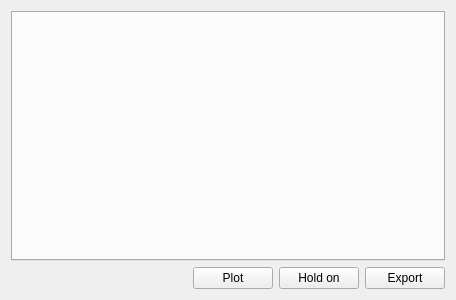
Qt form plots.ui (Gahemo0306/SHEN_ACTUALIZADO) before a commit.
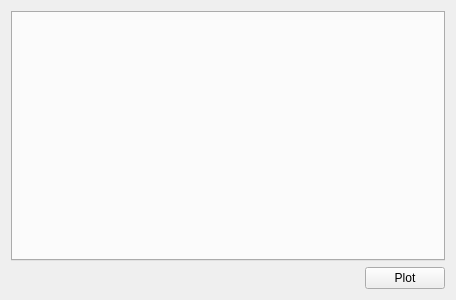
The same form after that commit.

Patch:
```diff
--- a/plots.ui
+++ b/plots.ui
@@ -29,20 +29,6 @@
    </item>
    <item row="1" column="0">
     <layout class="QGridLayout" name="gridLayout">
-     <item row="0" column="2">
-      <widget class="QPushButton" name="pushButton_2">
-       <property name="text">
-        <string>Hold on</string>
-       </property>
-      </widget>
-     </item>
-     <item row="0" column="1">
-      <widget class="QPushButton" name="pushButton">
-       <property name="text">
-        <string>Plot</string>
-       </property>
-      </widget>
-     </item>
      <item row="0" column="0">
       <spacer name="horizontalSpacer">
        <property name="orientation">
@@ -56,10 +42,10 @@
        </property>
       </spacer>
      </item>
-     <item row="0" column="3">
-      <widget class="QPushButton" name="pushButton_3">
+     <item row="0" column="1">
+      <widget class="QPushButton" name="pushButton">
        <property name="text">
-        <string>Export</string>
+        <string>Plot</string>
        </property>
       </widget>
      </item>
```
